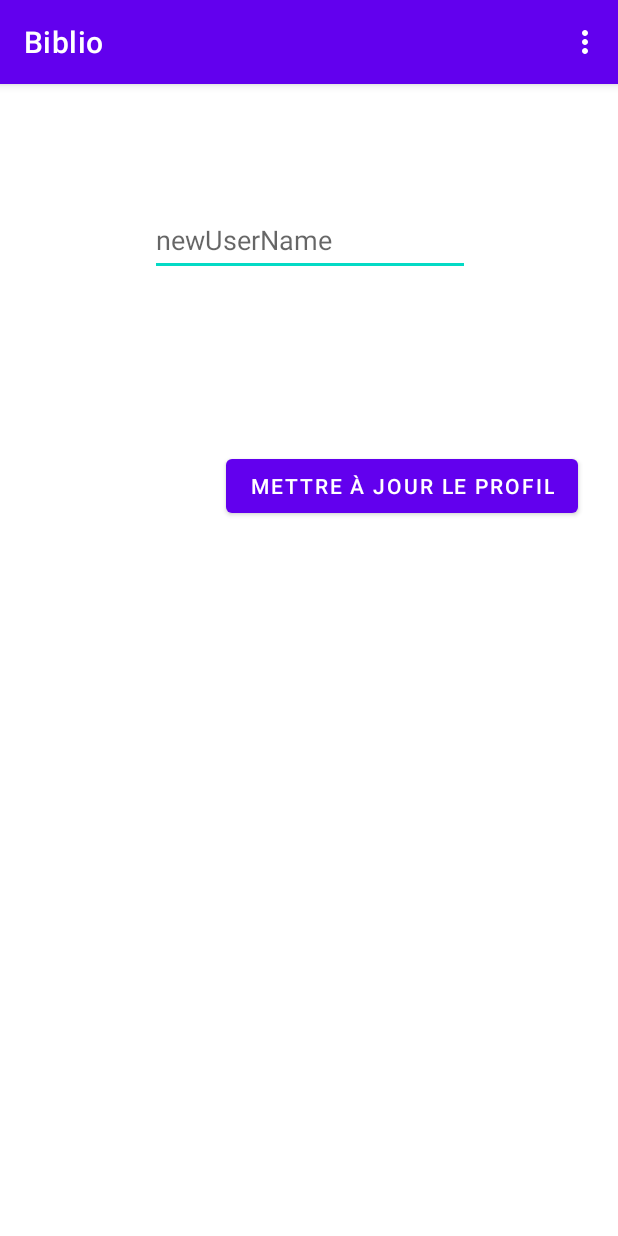
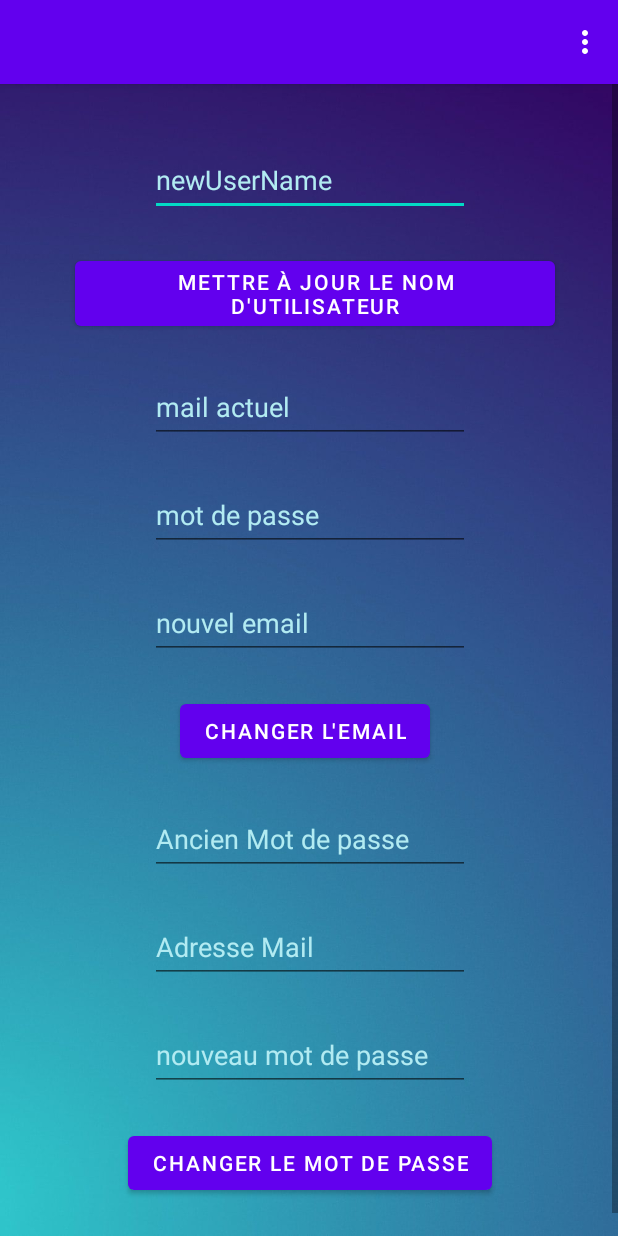
Before and after one commit to Emmy-vandeville/Projet_Android, an Android app: the UpdateProfil screen opened directly, with no data from a screen before it, on a phone screen of 412 x 824 dp. Run offline under Robolectric (Android 15) with nearby library versions, the phone set to English and light mode, and no system bars; our stand-ins replace Firebase (no records; nobody signed in at launch, a user with empty details on screens opened directly).

Commit message:
Changement mail et mot de passe

```diff
--- a/Biblio/app/src/main/java/com/example/biblio/MainActivity.java
+++ b/Biblio/app/src/main/java/com/example/biblio/MainActivity.java
@@ -7,7 +7,6 @@ import android.content.Intent;
 import android.os.Bundle;
 import android.view.Menu;
 import android.view.MenuItem;
-import android.widget.TextView;
 
 import com.google.firebase.auth.FirebaseAuth;
 import com.google.firebase.auth.FirebaseUser;
@@ -17,12 +16,11 @@ import com.google.firebase.auth.FirebaseUser;
 public class MainActivity extends AppCompatActivity {
     @Override
     protected void onCreate(Bundle savedInstanceState) {
-        TextView mEmail, mUser;
         super.onCreate(savedInstanceState);
         setContentView(R.layout.activity_main);
         FirebaseUser user = FirebaseAuth.getInstance().getCurrentUser();
         if (user != null) {
-                    // The user object has basic properties such as display name, email, etc.
+            // The user object has basic properties such as display name, email, etc.
             String displayName = user.getDisplayName();
             getSupportActionBar().setTitle(displayName);
 
@@ -41,7 +39,9 @@ public class MainActivity extends AppCompatActivity {
         switch (item.getItemId()){
             case R.id.menu_other:
                 FirebaseAuth.getInstance().signOut();
-                startActivity(new Intent(getApplicationContext(), Login.class));
+                Intent intent = new Intent(this, Login.class);
+                intent.addFlags(Intent.FLAG_ACTIVITY_CLEAR_TOP);
+                startActivity(intent);
                 finish();
                 return true;
             case R.id.menu_profil:
--- a/Biblio/app/src/main/java/com/example/biblio/UpdateProfil.java
+++ b/Biblio/app/src/main/java/com/example/biblio/UpdateProfil.java
@@ -5,6 +5,7 @@ import androidx.appcompat.app.AppCompatActivity;
 
 import android.content.Intent;
 import android.os.Bundle;
+import android.util.Log;
 import android.view.Menu;
 import android.view.MenuItem;
 import android.view.View;
@@ -14,20 +15,37 @@ import android.widget.Toast;
 
 import com.google.android.gms.tasks.OnCompleteListener;
 import com.google.android.gms.tasks.Task;
+import com.google.firebase.auth.AuthCredential;
+import com.google.firebase.auth.EmailAuthProvider;
 import com.google.firebase.auth.FirebaseAuth;
 import com.google.firebase.auth.FirebaseUser;
 import com.google.firebase.auth.UserProfileChangeRequest;
 
 public class UpdateProfil extends AppCompatActivity {
-    Button mUpdateBtn;
-    EditText mUserName;
+    Button mUpdateBtn, mUpdateBtnEmail, mUpdateBtnPassword;
+    EditText mUserName, mEmail, mEmailAct, mPassword, mEmailCurrent, mPasswordCurrent, mPasswordNew;
 
     @Override
     protected void onCreate(Bundle savedInstanceState) {
         super.onCreate(savedInstanceState);
         setContentView(R.layout.activity_update_profil);
+        FirebaseUser user = FirebaseAuth.getInstance().getCurrentUser();
+        if (user != null) {
+            // The user object has basic properties such as display name, email, etc.
+            String displayName = user.getDisplayName();
+            getSupportActionBar().setTitle(displayName);
+
+        }
         mUserName = findViewById(R.id.userNameUpdate);
         mUpdateBtn = findViewById(R.id.buttonUpdate);
+        mUpdateBtnEmail = findViewById(R.id.buttonChangerEmail);
+        mEmail = findViewById(R.id.modifierEmail);
+        mEmailAct = findViewById(R.id.mailCurrent);
+        mPassword = findViewById(R.id.actuelMdp);
+        mPasswordCurrent = findViewById(R.id.ancienMdp);
+        mPasswordNew = findViewById(R.id.nouveauMdp);
+        mEmailCurrent = findViewById(R.id.mailActuel);
+        mUpdateBtnPassword = findViewById(R.id.buttonChangerMdp);
 
         mUpdateBtn.setOnClickListener(new View.OnClickListener() {
             @Override
@@ -43,9 +61,99 @@ public class UpdateProfil extends AppCompatActivity {
                             public void onComplete(@NonNull Task<Void> task) {
                                 if (task.isSuccessful()) {
                                     Toast.makeText(UpdateProfil.this, "UserNameRegistered", Toast.LENGTH_SHORT).show();
+                                    startActivity(new Intent(getApplicationContext(), UpdateProfil.class));
                                 }
                             }
                         });
+            }
+        });
+        mUpdateBtnEmail.setOnClickListener(new View.OnClickListener() {
+            @Override
+            public void onClick(View view) {
+                String email = mEmail.getText().toString().trim();
+                FirebaseUser user = FirebaseAuth.getInstance().getCurrentUser();
+                String emaila = mEmailAct.getText().toString().trim();
+                String passworda = mPassword.getText().toString().trim();
+                if (!(emaila.contentEquals(user.getEmail()))) {
+                    mEmailAct.setError("L'utiisateur n'existe pas");
+                    return;
+                }
+                AuthCredential credential = EmailAuthProvider
+                        .getCredential(emaila, passworda); // Current Login Credentials \\
+                // Prompt the user to re-provide their sign-in credentials
+                user.reauthenticate(credential)
+                        .addOnCompleteListener(new OnCompleteListener<Void>() {
+                            @Override
+                            public void onComplete(@NonNull Task<Void> task) {
+                                if (task.isSuccessful()) {
+                                    //Now change your email address \\
+                                    //----------------Code for Changing Email Address----------\\
+                                    FirebaseUser user = FirebaseAuth.getInstance().getCurrentUser();
+                                    user.updateEmail(email)
+                                            .addOnCompleteListener(new OnCompleteListener<Void>() {
+                                                @Override
+                                                public void onComplete(@NonNull Task<Void> task) {
+                                                    if (task.isSuccessful()) {
+                                                        Toast.makeText(UpdateProfil.this, "Email Changé, nouvel email : " + email, Toast.LENGTH_SHORT).show();
+                                                        startActivity(new Intent(getApplicationContext(), UpdateProfil.class));
+                                                    } else {
+                                                        Toast.makeText(UpdateProfil.this, "Error ! " + task.getException().getMessage(), Toast.LENGTH_SHORT).show();
+                                                    }
+                                                }
+                                            });
+                                }
+                                else {
+                                    Toast.makeText(UpdateProfil.this, "Error ! " + task.getException().getMessage(), Toast.LENGTH_SHORT).show();
+                                }
+
+                            }
+                        });
+                }
+            });
+        mUpdateBtnPassword.setOnClickListener(new View.OnClickListener() {
+            @Override
+            public void onClick(View view) {
+                String password = mPasswordNew.getText().toString().trim();
+                FirebaseUser user = FirebaseAuth.getInstance().getCurrentUser();
+                String emaila = mEmailCurrent.getText().toString().trim();
+                String passworda = mPasswordCurrent.getText().toString().trim();
+                if (password.length() < 6) {
+                    mPassword.setError("Le mot de passe doit avoir au moins 6 charactères");
+                    return;
+                }
+                if (!(emaila.contentEquals(user.getEmail()))) {
+                    mEmailCurrent.setError("L'utiisateur n'existe pas " );
+                    return;
+                }
+
+                AuthCredential credential = EmailAuthProvider.getCredential(emaila, passworda); // Current Login Credentials \\
+                // Prompt the user to re-provide their sign-in credentials
+                user.reauthenticate(credential).addOnCompleteListener(new OnCompleteListener<Void>() {
+                    @Override
+                    public void onComplete(@NonNull Task<Void> task) {
+                        if(task.isSuccessful()) {
+                            //Now change your email address \\
+                            //----------------Code for Changing Email Address----------\\
+                            FirebaseUser user = FirebaseAuth.getInstance().getCurrentUser();
+                            user.updatePassword(password)
+                                    .addOnCompleteListener(new OnCompleteListener<Void>() {
+                                        @Override
+                                        public void onComplete(@NonNull Task<Void> task) {
+                                            if (task.isSuccessful()) {
+                                                Toast.makeText(UpdateProfil.this, "Mot de passe changé, nouveeau mot de passe : " + password, Toast.LENGTH_SHORT).show();
+                                                startActivity(new Intent(getApplicationContext(), UpdateProfil.class));
+                                            } else {
+                                                Toast.makeText(UpdateProfil.this, "Error ! " + task.getException().getMessage(), Toast.LENGTH_SHORT).show();
+                                            }
+                                        }
+                                    });
+                        }
+                        else {
+                            Toast.makeText(UpdateProfil.this, "Error ! " + task.getException().getMessage(), Toast.LENGTH_SHORT).show();
+                        }
+
+                    }
+                });
             }
         });
 
--- a/Biblio/app/src/main/res/layout/activity_update_profil.xml
+++ b/Biblio/app/src/main/res/layout/activity_update_profil.xml
@@ -4,30 +4,135 @@
     xmlns:tools="http://schemas.android.com/tools"
     android:layout_width="match_parent"
     android:layout_height="match_parent"
+    android:background="@drawable/background"
     tools:context=".UpdateProfil">
+
+    <ScrollView
+        android:layout_width="match_parent"
+        android:layout_height="match_parent">
+
+        <LinearLayout
+            android:layout_width="match_parent"
+            android:layout_height="wrap_content"
+            android:orientation="vertical">
 
             <EditText
                 android:id="@+id/userNameUpdate"
                 android:layout_width="wrap_content"
                 android:layout_height="wrap_content"
-        android:layout_marginTop="80dp"
+                android:layout_marginStart="100dp"
+                android:layout_marginTop="40dp"
                 android:ems="10"
                 android:hint="newUserName"
                 android:inputType="textPersonName"
                 android:minHeight="48dp"
-        app:layout_constraintEnd_toEndOf="parent"
-        app:layout_constraintHorizontal_bias="0.502"
-        app:layout_constraintStart_toStartOf="parent"
-        app:layout_constraintTop_toTopOf="parent" />
+                android:textColor="#B2EBF2"
+                android:textColorHint="#B2EBF2" />
 
             <Button
                 android:id="@+id/buttonUpdate"
                 android:layout_width="wrap_content"
                 android:layout_height="wrap_content"
-        android:layout_marginTop="116dp"
-        android:text="Mettre à jour le profil"
-        app:layout_constraintEnd_toEndOf="parent"
-        app:layout_constraintHorizontal_bias="0.85"
-        app:layout_constraintStart_toStartOf="parent"
-        app:layout_constraintTop_toBottomOf="@+id/userNameUpdate" />
+                android:layout_marginStart="50dp"
+                android:layout_marginTop="24dp"
+                android:text="Mettre à jour le nom d'utilisateur" />
+
+            <EditText
+                android:id="@+id/mailCurrent"
+                android:layout_width="wrap_content"
+                android:layout_height="wrap_content"
+                android:layout_marginStart="100dp"
+                android:layout_marginTop="24dp"
+                android:ems="10"
+                android:hint="mail actuel"
+                android:inputType="textEmailAddress"
+                android:minHeight="48dp"
+                android:textColor="#B2EBF2"
+                android:textColorHint="#B2EBF2" />
+
+            <EditText
+                android:id="@+id/actuelMdp"
+                android:layout_width="wrap_content"
+                android:layout_height="wrap_content"
+                android:layout_marginStart="100dp"
+                android:layout_marginTop="24dp"
+                android:ems="10"
+                android:hint="mot de passe"
+                android:inputType="textPassword"
+                android:minHeight="48dp"
+                android:textColor="#B2EBF2"
+                android:textColorHint="#B2EBF2" />
+
+            <EditText
+                android:id="@+id/modifierEmail"
+                android:layout_width="wrap_content"
+                android:layout_height="wrap_content"
+                android:layout_marginStart="100dp"
+                android:layout_marginTop="24dp"
+                android:ems="10"
+                android:hint="nouvel email"
+                android:inputType="textEmailAddress"
+                android:minHeight="48dp"
+                android:textColor="#B2EBF2"
+                android:textColorHint="#B2EBF2" />
+
+            <Button
+                android:id="@+id/buttonChangerEmail"
+                android:layout_width="wrap_content"
+                android:layout_height="wrap_content"
+                android:layout_marginStart="120dp"
+                android:layout_marginTop="24dp"
+                android:text="Changer l'email" />
+
+            <EditText
+                android:id="@+id/ancienMdp"
+                android:layout_width="wrap_content"
+                android:layout_height="wrap_content"
+                android:layout_marginStart="100dp"
+                android:layout_marginTop="24dp"
+                android:ems="10"
+                android:hint="Ancien Mot de passe"
+                android:inputType="textPassword"
+                android:minHeight="48dp"
+                android:textColor="#B2EBF2"
+                android:textColorHint="#B2EBF2" />
+
+            <EditText
+                android:id="@+id/mailActuel"
+                android:layout_width="wrap_content"
+                android:layout_height="wrap_content"
+                android:layout_marginStart="100dp"
+                android:layout_marginTop="24dp"
+                android:ems="10"
+                android:hint="Adresse Mail"
+                android:inputType="textEmailAddress"
+                android:minHeight="48dp"
+                android:textColor="#B2EBF2"
+                android:textColorHint="#B2EBF2" />
+
+            <EditText
+                android:id="@+id/nouveauMdp"
+                android:layout_width="wrap_content"
+                android:layout_height="wrap_content"
+                android:layout_marginStart="100dp"
+                android:layout_marginTop="24dp"
+                android:ems="10"
+                android:hint="nouveau mot de passe"
+                android:inputType="textPassword"
+                android:minHeight="48dp"
+                android:textColor="#B2EBF2"
+                android:textColorHint="#B2EBF2" />
+
+            <Button
+                android:id="@+id/buttonChangerMdp"
+                android:layout_width="wrap_content"
+                android:layout_height="wrap_content"
+                android:layout_marginStart="85dp"
+                android:layout_marginTop="24dp"
+                android:layout_marginBottom="40dp"
+                android:text="Changer le mot de passe" />
+
+        </LinearLayout>
+    </ScrollView>
+
 </androidx.constraintlayout.widget.ConstraintLayout>
```
Lines whose indentation alone changed are shown as unchanged.
